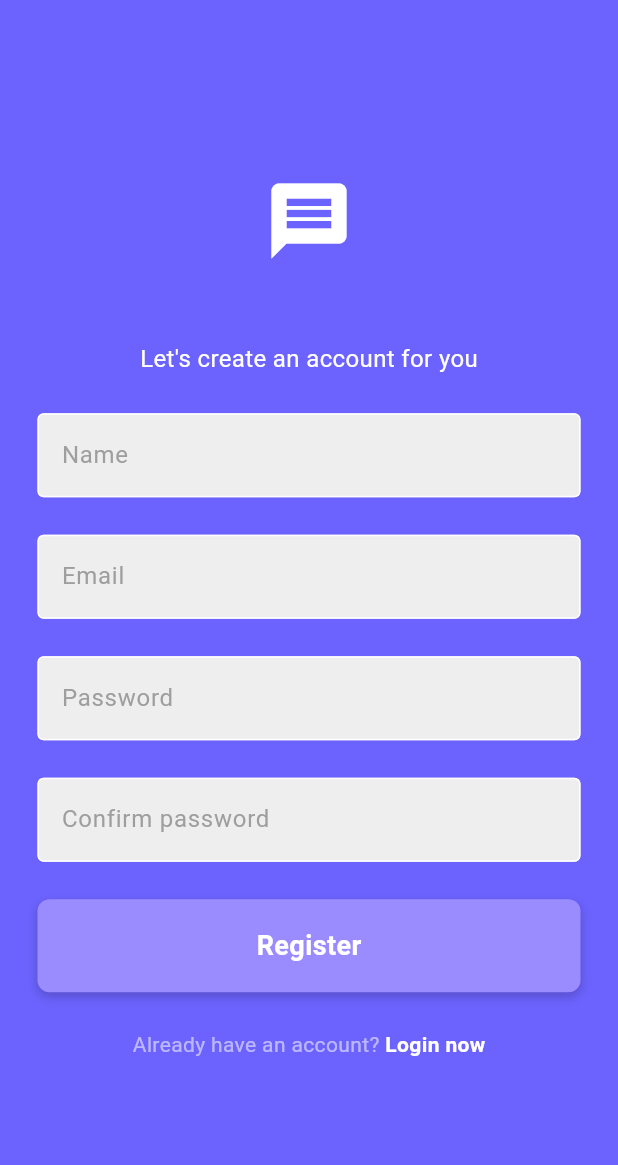
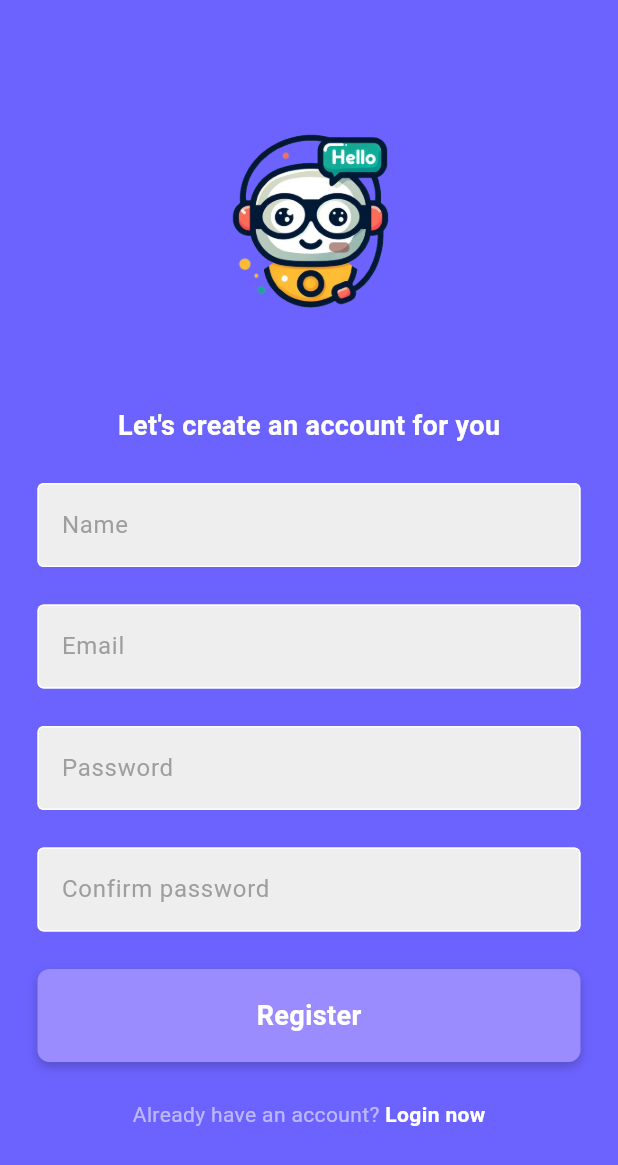
Before and after one commit to anazhtz/hellochat, a Flutter app: the screen it shows after launch, after a tap on "Login", after a tap on "Register now", on a phone screen of 412 x 824 dp. Shown: the top 1165 px of the screen. Run offline on Flutter 3.47's test engine with Material 3 defaults, Android fonts, the phone set to English and light mode, and no system bars; our stand-ins replace cached_network_image, cloud_firestore, firebase_auth, firebase_core, get, google_fonts and 1 more; accounts and stored records are empty; network calls fail.

Commit message:
Logo added

```diff
--- a/lib/firebase_helper/firebase_helper.dart
+++ b/lib/firebase_helper/firebase_helper.dart
@@ -8,6 +8,14 @@ class FireHelper {
       FirebaseFirestore.instance.collection('user');
 
   User? get currentUser => auth.currentUser;
+
+   Future<void> updateOnlineStatus(bool isOnline) async {
+    final user = auth.currentUser;
+    if (user != null) {
+      await userDataRef.doc(user.uid).update({'isOnline': isOnline});
+    }
+  }
+
 
   Future<String?> signUp({
     required String email,
--- a/lib/view/login_page.dart
+++ b/lib/view/login_page.dart
@@ -76,16 +76,19 @@ class _LoginPageState extends State<LoginPage> {
               mainAxisAlignment: MainAxisAlignment.center,
               children: [
                 //logo
-                const Icon(
-                  Icons.message,
-                  size: 60,
-                  color: Colors.white,
+                const Image(
+                  image: AssetImage("assets/Designer__4_-removebg-preview.png"),
+                  width: 150,
+                  height: 150,
                 ),
                 const SizedBox(height: 50),
                 //welcome message
                 const Text(
                   "Welcome to HelloChat",
-                  style: TextStyle(color: Colors.white, fontSize: 16),
+                  style: TextStyle(
+                      color: Colors.white,
+                      fontSize: 18,
+                      fontWeight: FontWeight.bold),
                 ),
                 const SizedBox(height: 25),
                 //email textfield
--- a/lib/view/register_page.dart
+++ b/lib/view/register_page.dart
@@ -107,20 +107,21 @@ class _RegisterPageState extends State<RegisterPage> {
               mainAxisAlignment: MainAxisAlignment.center,
               children: [
                 //logo
-                Icon(
-                  Icons.message,
-                  size: 60,
-                  color: Colors.white,
+                const Image(
+                  image: AssetImage("assets/Designer__4_-removebg-preview.png"),
+                  width: 150,
+                  height: 150,
                 ),
                 const SizedBox(
                   height: 50,
                 ),
                 //welcome message
-                Text(
+                const Text(
                   "Let's create an account for you",
                   style: TextStyle(
                       color: Colors.white,
-                      fontSize: 16),
+                      fontSize: 18,
+                      fontWeight: FontWeight.bold),
                 ),
                 const SizedBox(
                   height: 25,
@@ -180,16 +181,16 @@ class _RegisterPageState extends State<RegisterPage> {
                 Row(
                   mainAxisAlignment: MainAxisAlignment.center,
                   children: [
-                    Text(
+                    const Text(
                       "Already have an account? ",
-                      style: TextStyle(
-                          color: Colors.white54),
+                      style: TextStyle(color: Colors.white54),
                     ),
                     GestureDetector(
                       onTap: widget.onTap,
                       child: const Text(
                         "Login now",
-                        style: TextStyle(fontWeight: FontWeight.bold,color: Colors.white),
+                        style: TextStyle(
+                            fontWeight: FontWeight.bold, color: Colors.white),
                       ),
                     )
                   ],
```
